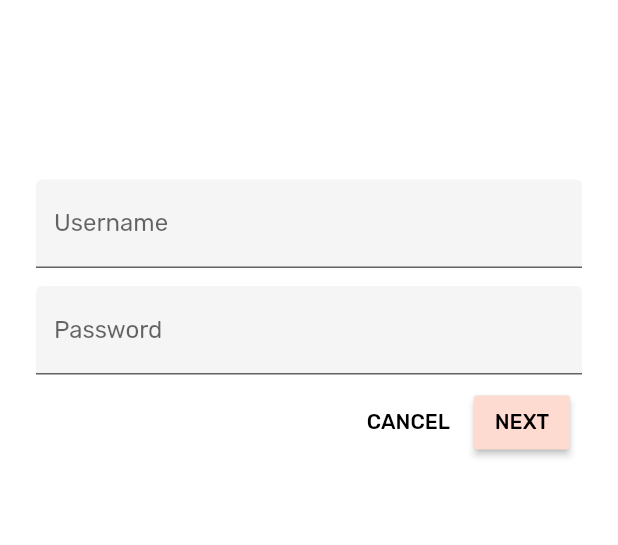
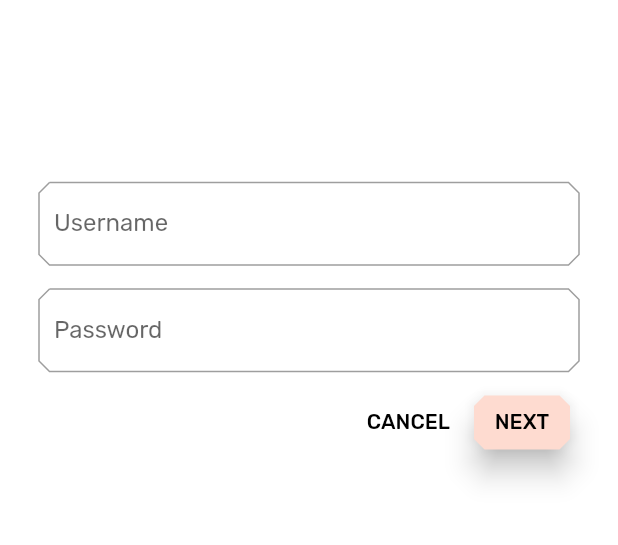
Before and after one commit to davechao/shrine_app, a Flutter app: the screen it shows after launch, after a tap on "CANCEL", on a phone screen of 412 x 824 dp, the part 221-766 px from its top. Run offline on Flutter 3.47's test engine with Material 2 defaults, Android fonts, the phone set to English and light mode, and no system bars.

Commit message:
adjust ui

```diff
--- a/lib/home.dart
+++ b/lib/home.dart
@@ -69,17 +69,20 @@ class HomePage extends StatelessWidget {
       child: Padding(
         padding: EdgeInsets.fromLTRB(16.0, 12.0, 16.0, 8.0),
         child: Column(
-          crossAxisAlignment: CrossAxisAlignment.start,
+          mainAxisAlignment: MainAxisAlignment.end,
+          crossAxisAlignment: CrossAxisAlignment.center,
           children: <Widget>[
             Text(
-              product.name,
-              style: theme.textTheme.title,
+              product == null ? '' : product.name,
+              style: theme.textTheme.button,
+              softWrap: false,
+              overflow: TextOverflow.ellipsis,
               maxLines: 1,
             ),
             SizedBox(height: 8.0),
             Text(
-              formatter.format(product.price),
-              style: theme.textTheme.body2,
+              product == null ? '' : formatter.format(product.price),
+              style: theme.textTheme.caption,
             ),
           ],
         ),
@@ -94,9 +97,10 @@ class HomePage extends StatelessWidget {
       (product) {
         return Card(
           clipBehavior: Clip.antiAlias,
+          elevation: 0.0,
           child: Container(
             child: Column(
-              crossAxisAlignment: CrossAxisAlignment.start,
+              crossAxisAlignment: CrossAxisAlignment.center,
               children: <Widget>[
                 _buildCardImage(product),
                 _buildCardInfo(context, product),
--- a/lib/login.dart
+++ b/lib/login.dart
@@ -1,4 +1,6 @@
 import 'package:flutter/material.dart';
+import 'package:shrine_app/color/colors.dart';
+import 'package:shrine_app/widget/accent_color_override.dart';
 
 class LoginPage extends StatefulWidget {
   @override
@@ -22,23 +24,27 @@ class _LoginPageState extends State<LoginPage> {
   }
 
   Widget _buildUserNameTextField() {
-    return TextField(
+    return AccentColorOverride(
+      color: kShrineBrown900,
+      child: TextField(
         controller: _usernameController,
         decoration: InputDecoration(
-        filled: true,
           labelText: 'Username',
+        ),
       ),
     );
   }
 
   Widget _buildPasswordTextField() {
-    return TextField(
+    return AccentColorOverride(
+      color: kShrineBrown900,
+      child: TextField(
         controller: _passwordController,
         decoration: InputDecoration(
-        filled: true,
           labelText: 'Password',
         ),
         obscureText: true,
+      ),
     );
   }
 
@@ -46,13 +52,24 @@ class _LoginPageState extends State<LoginPage> {
     return FlatButton(
       child: Text('CANCEL'),
       onPressed: _clearData,
+      shape: BeveledRectangleBorder(
+        borderRadius: BorderRadius.all(
+          Radius.circular(7.0),
+        ),
+      ),
     );
   }
 
   Widget _buildNextButton() {
     return RaisedButton(
       child: Text('NEXT'),
+      elevation: 8.0,
       onPressed: _goHomePage,
+      shape: BeveledRectangleBorder(
+        borderRadius: BorderRadius.all(
+          Radius.circular(7.0),
+        ),
+      ),
     );
   }
 
--- a/lib/main.dart
+++ b/lib/main.dart
@@ -1,7 +1,8 @@
 import 'package:flutter/material.dart';
-import 'package:shrine_app/colors.dart';
+import 'package:shrine_app/color/colors.dart';
 import 'package:shrine_app/home.dart';
 import 'package:shrine_app/login.dart';
+import 'package:shrine_app/supplemental/cut_corners_border.dart';
 
 void main() => runApp(ShrineApp());
 
@@ -22,6 +23,10 @@ class ShrineApp extends StatelessWidget {
       textTheme: _buildShrineTextTheme(base.textTheme),
       primaryTextTheme: _buildShrineTextTheme(base.primaryTextTheme),
       accentTextTheme: _buildShrineTextTheme(base.accentTextTheme),
+      primaryIconTheme: base.iconTheme.copyWith(color: kShrineBrown900),
+      inputDecorationTheme: InputDecorationTheme(
+        border: CutCornersBorder(),
+      ),
     );
   }
 
--- /dev/null
+++ b/lib/widget/accent_color_override.dart
@@ -0,0 +1,23 @@
+import 'package:flutter/material.dart';
+
+class AccentColorOverride extends StatelessWidget {
+  const AccentColorOverride({
+    Key key,
+    this.color,
+    this.child,
+  }) : super(key: key);
+
+  final Color color;
+  final Widget child;
+
+  @override
+  Widget build(BuildContext context) {
+    return Theme(
+      child: child,
+      data: Theme.of(context).copyWith(
+        accentColor: color,
+        brightness: Brightness.dark,
+      ),
+    );
+  }
+}
```
Also changed, not shown: lib/color/colors.dart (renamed from lib/colors.dart). Lines whose indentation alone changed are shown as unchanged.
